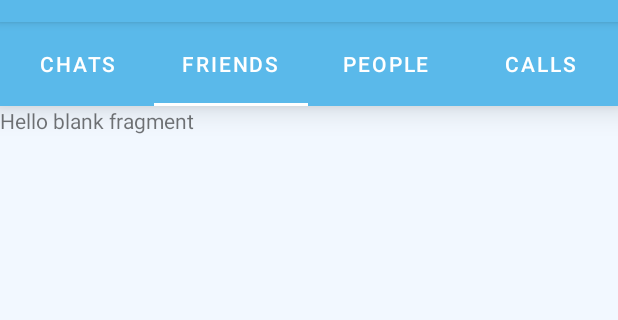
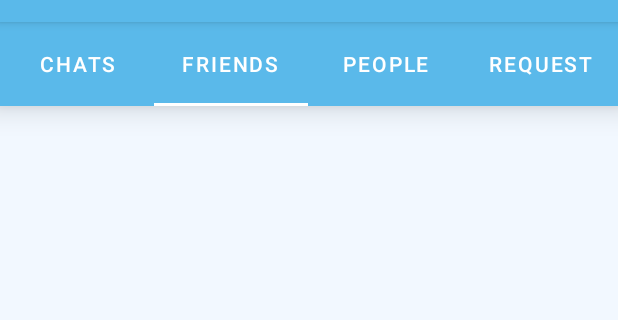
Before and after one commit to ShawonSUSTSWE/Chirper, an Android app: the screen it shows after launch once a user with an empty profile is signed in (Dashboard), tab 2 chosen, on a phone screen of 412 x 824 dp, the part 62-382 px from its top. Run offline under Robolectric (Android 15) with nearby library versions, the phone set to English and light mode, and no system bars; our stand-ins replace Firebase (no records; nobody signed in at launch, a user with empty details on screens opened directly), Picasso; libraries missing offline, so code that uses them is left out: com.facebook, com.facebook.login; pictures from the network do not load; Roboto replaces fonts that are not available here; 5 statements that could not run were skipped.

Commit message:
Friend Adapter added with modification to Chats Fragment

```diff
--- a/app/src/main/java/com/example/chirper/Adapters/FragmentsAdapter.java
+++ b/app/src/main/java/com/example/chirper/Adapters/FragmentsAdapter.java
@@ -6,7 +6,7 @@ import androidx.fragment.app.Fragment;
 import androidx.fragment.app.FragmentManager;
 import androidx.fragment.app.FragmentPagerAdapter;
 
-import com.example.chirper.Fragments.CallsFragment;
+import com.example.chirper.Fragments.RequestsFragment;
 import com.example.chirper.Fragments.ChatsFragment;
 import com.example.chirper.Fragments.FriendsFragment;
 import com.example.chirper.Fragments.PeopleFragment;
@@ -33,7 +33,7 @@ public class FragmentsAdapter extends FragmentPagerAdapter {
             case 2:
                 return new PeopleFragment();
             case 3:
-                return new CallsFragment();
+                return new RequestsFragment();
             default:
                 return new ChatsFragment();
         }
@@ -61,7 +61,7 @@ public class FragmentsAdapter extends FragmentPagerAdapter {
             title = "PEOPLE";
         }
         if (position == 3) {
-            title = "CALLS";
+            title = "REQUEST";
         }
 
 
--- a/app/src/main/java/com/example/chirper/Fragments/ChatsFragment.java
+++ b/app/src/main/java/com/example/chirper/Fragments/ChatsFragment.java
@@ -3,6 +3,7 @@ package com.example.chirper.Fragments;
 import android.os.Bundle;
 
 import androidx.annotation.NonNull;
+import androidx.annotation.Nullable;
 import androidx.fragment.app.Fragment;
 import androidx.recyclerview.widget.LinearLayoutManager;
 
@@ -25,6 +26,10 @@ import com.google.firebase.database.ValueEventListener;
 import org.jetbrains.annotations.NotNull;
 
 import java.util.ArrayList;
+import java.util.Collection;
+import java.util.HashMap;
+import java.util.Map;
+import java.util.Set;
 
 
 public class ChatsFragment extends Fragment {
@@ -35,6 +40,7 @@ public class ChatsFragment extends Fragment {
 
     FragmentChatsBinding mFragmentChatsBinding;
     ArrayList<Users> list = new ArrayList<>();
+    HashMap<String, Users> Friendlist = new HashMap<>();
     FirebaseDatabase mFirebaseDatabase;
     FirebaseAuth mFirebaseAuth;
     FirebaseUser mFirebaseUser;
@@ -60,16 +66,41 @@ public class ChatsFragment extends Fragment {
             @Override
             public void onDataChange(@NonNull @NotNull DataSnapshot snapshot) {
 
-                list.clear();
                 for ( DataSnapshot dataSnapshot: snapshot.getChildren() ) {
 
                     Users user = dataSnapshot.getValue(Users.class);
                     user.setUserId(dataSnapshot.getKey());
-                    if(!mFirebaseUser.getUid().equals(user.getUserId()))
-                        list.add(user);
+                    if(!mFirebaseUser.getUid().equals(user.getUserId())) {
+
+                        Friendlist.put(dataSnapshot.getKey(), user);
+
+                    }
 
                 }
-                adapter.notifyDataSetChanged();
+                mFirebaseDatabase.getReference().child("Friends/"+mFirebaseUser.getUid()).addValueEventListener(new ValueEventListener() {
+                    @Override
+                    public void onDataChange(@NonNull @NotNull DataSnapshot snapshot) {
+
+                        list.clear();
+                        for ( DataSnapshot dataSnapshot: snapshot.getChildren() ) {
+
+                            if(Friendlist.containsKey(dataSnapshot.getKey())) {
+
+                                list.add(Friendlist.get(dataSnapshot.getKey()));
+
+                            }
+
+                        }
+
+                        adapter.notifyDataSetChanged();
+                    }
+
+                    @Override
+                    public void onCancelled(@NonNull @NotNull DatabaseError error) {
+
+                    }
+                });
+
 
             }
 
@@ -79,6 +110,8 @@ public class ChatsFragment extends Fragment {
             }
         });
 
+
+
         return mFragmentChatsBinding.getRoot();
     }
 }
--- a/app/src/main/java/com/example/chirper/Fragments/FriendsFragment.java
+++ b/app/src/main/java/com/example/chirper/Fragments/FriendsFragment.java
@@ -2,65 +2,110 @@ package com.example.chirper.Fragments;
 
 import android.os.Bundle;
 
+import androidx.annotation.NonNull;
 import androidx.fragment.app.Fragment;
+import androidx.recyclerview.widget.LinearLayoutManager;
 
 import android.view.LayoutInflater;
 import android.view.View;
 import android.view.ViewGroup;
 
+import com.example.chirper.Adapters.UsersAdapter;
+import com.example.chirper.Models.Users;
 import com.example.chirper.R;
+import com.example.chirper.databinding.FragmentChatsBinding;
+import com.example.chirper.databinding.FragmentFriendsBinding;
+import com.google.firebase.auth.FirebaseAuth;
+import com.google.firebase.auth.FirebaseUser;
+import com.google.firebase.database.DataSnapshot;
+import com.google.firebase.database.DatabaseError;
+import com.google.firebase.database.FirebaseDatabase;
+import com.google.firebase.database.ValueEventListener;
 
-/**
- * A simple {@link Fragment} subclass.
- * Use the {@link FriendsFragment#newInstance} factory method to
- * create an instance of this fragment.
- */
+import org.jetbrains.annotations.NotNull;
+
+import java.util.ArrayList;
+import java.util.HashMap;
+
 public class FriendsFragment extends Fragment {
-
-    // TODO: Rename parameter arguments, choose names that match
-    // the fragment initialization parameters, e.g. ARG_ITEM_NUMBER
-    private static final String ARG_PARAM1 = "param1";
-    private static final String ARG_PARAM2 = "param2";
-
-    // TODO: Rename and change types of parameters
-    private String mParam1;
-    private String mParam2;
 
     public FriendsFragment() {
         // Required empty public constructor
     }
-
-    /**
-     * Use this factory method to create a new instance of
-     * this fragment using the provided parameters.
-     *
-     * @param param1 Parameter 1.
-     * @param param2 Parameter 2.
-     * @return A new instance of fragment FriendsFragment.
-     */
-    // TODO: Rename and change types and number of parameters
-    public static FriendsFragment newInstance(String param1, String param2) {
-        FriendsFragment fragment = new FriendsFragment();
-        Bundle args = new Bundle();
-        args.putString(ARG_PARAM1, param1);
-        args.putString(ARG_PARAM2, param2);
-        fragment.setArguments(args);
-        return fragment;
-    }
-
-    @Override
-    public void onCreate(Bundle savedInstanceState) {
-        super.onCreate(savedInstanceState);
-        if (getArguments() != null) {
-            mParam1 = getArguments().getString(ARG_PARAM1);
-            mParam2 = getArguments().getString(ARG_PARAM2);
-        }
-    }
+    FragmentFriendsBinding mFragmentFriendsBinding;
+    ArrayList<Users> list = new ArrayList<>();
+    HashMap<String, Users> Friendlist = new HashMap<>();
+    FirebaseDatabase mFirebaseDatabase;
+    FirebaseAuth mFirebaseAuth;
+    FirebaseUser mFirebaseUser;
 
     @Override
     public View onCreateView(LayoutInflater inflater, ViewGroup container,
                              Bundle savedInstanceState) {
         // Inflate the layout for this fragment
-        return inflater.inflate(R.layout.fragment_friends, container, false);
+        mFragmentFriendsBinding = FragmentFriendsBinding.inflate(inflater, container, false);
+
+        UsersAdapter adapter = new UsersAdapter(list,getContext());
+        mFragmentFriendsBinding.chatRecyclerview.setAdapter(adapter);
+
+
+
+        LinearLayoutManager mlinearLayoutManager = new LinearLayoutManager(getContext());
+        mFragmentFriendsBinding.chatRecyclerview.setLayoutManager(mlinearLayoutManager);
+
+        mFirebaseAuth = FirebaseAuth.getInstance();
+        mFirebaseUser = mFirebaseAuth.getCurrentUser();
+        mFirebaseDatabase = FirebaseDatabase.getInstance("https://chirper-f0c29-default-rtdb.asia-southeast1.firebasedatabase.app/");
+        mFirebaseDatabase.getReference().child("Users").addValueEventListener(new ValueEventListener() {
+            @Override
+            public void onDataChange(@NonNull @NotNull DataSnapshot snapshot) {
+
+                for ( DataSnapshot dataSnapshot: snapshot.getChildren() ) {
+
+                    Users user = dataSnapshot.getValue(Users.class);
+                    user.setUserId(dataSnapshot.getKey());
+                    if(!mFirebaseUser.getUid().equals(user.getUserId())) {
+
+                        Friendlist.put(dataSnapshot.getKey(), user);
+
+                    }
+
+                }
+                mFirebaseDatabase.getReference().child("Friends/"+mFirebaseUser.getUid()).addValueEventListener(new ValueEventListener() {
+                    @Override
+                    public void onDataChange(@NonNull @NotNull DataSnapshot snapshot) {
+
+                        list.clear();
+                        for ( DataSnapshot dataSnapshot: snapshot.getChildren() ) {
+
+                            if(Friendlist.containsKey(dataSnapshot.getKey())) {
+
+                                list.add(Friendlist.get(dataSnapshot.getKey()));
+
+                            }
+
+                        }
+
+                        adapter.notifyDataSetChanged();
+                    }
+
+                    @Override
+                    public void onCancelled(@NonNull @NotNull DatabaseError error) {
+
+                    }
+                });
+
+
+            }
+
+            @Override
+            public void onCancelled(@NonNull @NotNull DatabaseError error) {
+
+            }
+        });
+
+
+
+        return mFragmentFriendsBinding.getRoot();
     }
 }
--- a/app/src/main/res/layout/fragment_friends.xml
+++ b/app/src/main/res/layout/fragment_friends.xml
@@ -1,14 +1,17 @@
 <?xml version="1.0" encoding="utf-8"?>
-<FrameLayout xmlns:android="http://schemas.android.com/apk/res/android"
+<LinearLayout xmlns:android="http://schemas.android.com/apk/res/android"
     xmlns:tools="http://schemas.android.com/tools"
     android:layout_width="match_parent"
     android:layout_height="match_parent"
     tools:context=".Fragments.FriendsFragment">
 
-    <!-- TODO: Update blank fragment layout -->
-    <TextView
+    <androidx.recyclerview.widget.RecyclerView
+        android:id="@+id/chatRecyclerview"
         android:layout_width="match_parent"
-        android:layout_height="match_parent"
-        android:text="@string/hello_blank_fragment" />
+        android:layout_height="match_parent">
 
-</FrameLayout>
+
+
+    </androidx.recyclerview.widget.RecyclerView>
+
+</LinearLayout>
--- a/app/src/main/res/layout/fragment_calls.xml
+++ b/app/src/main/res/layout/fragment_requests.xml
@@ -3,7 +3,7 @@
     xmlns:tools="http://schemas.android.com/tools"
     android:layout_width="match_parent"
     android:layout_height="match_parent"
-    tools:context=".Fragments.CallsFragment">
+    tools:context=".Fragments.RequestsFragment">
 
     <!-- TODO: Update blank fragment layout -->
     <TextView
```
Also changed, not shown: app/src/main/java/com/example/chirper/Adapters/FriendsAdapter.java (added, +103 -0 lines), app/src/main/java/com/example/chirper/Fragments/RequestsFragment.java (renamed from app/src/main/java/com/example/chirper/Fragments/CallsFragment.java, +6 -6 lines).
